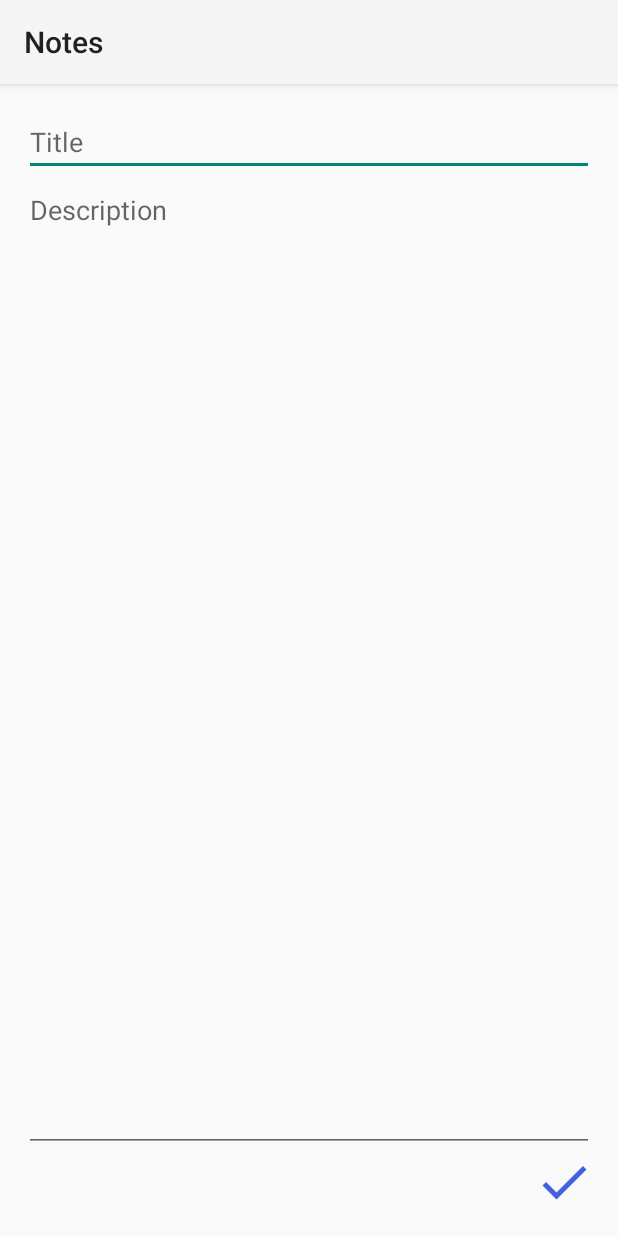
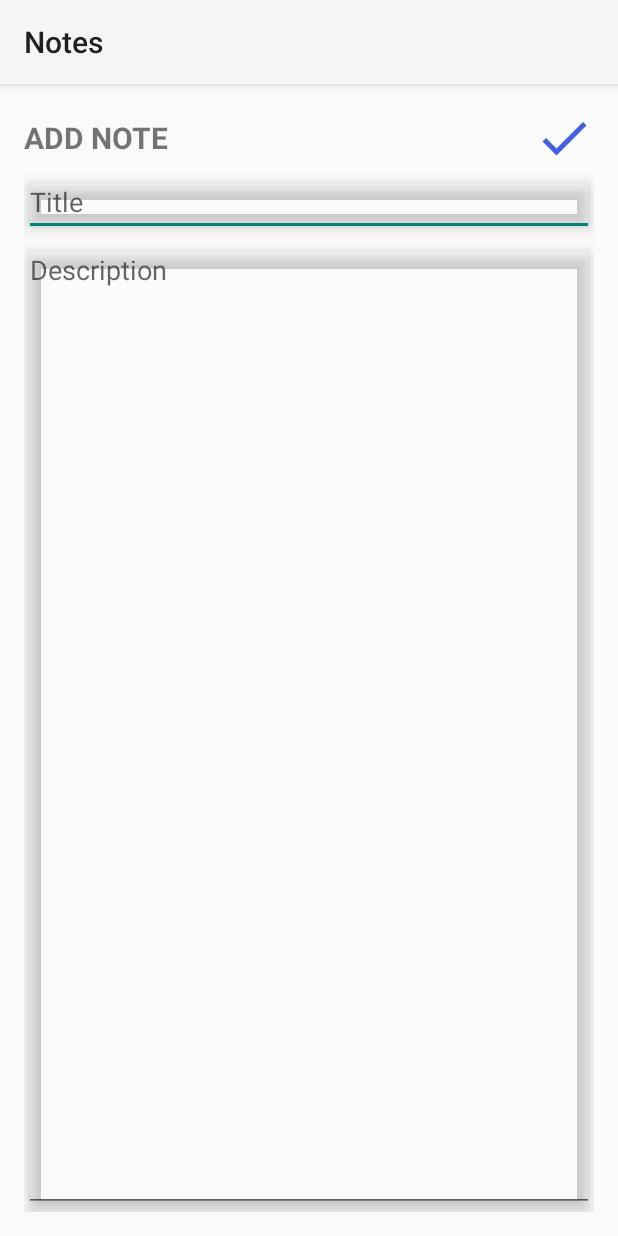
Before and after one commit to Blakkchibz/Notes, an Android app: the EditNoteActivity screen opened directly, with no data from a screen before it, on a phone screen of 412 x 824 dp. Run offline under Robolectric (Android 15) with nearby library versions, the phone set to English and light mode, and no system bars.

Commit message:
second committ

```diff
--- a/app/src/main/java/com/example/notes/NotesAdapter.kt
+++ b/app/src/main/java/com/example/notes/NotesAdapter.kt
@@ -7,7 +7,8 @@ import com.example.notes.databinding.NoteItemBinding
 
 class NotesAdapter(
     private val notesList: List<Note>,
-    private val onItemClick: (Note) -> Unit
+    private val onItemClick: (Note) -> Unit,
+    private val onDeleteClick: (Note) -> Unit
 ): RecyclerView.Adapter<NotesAdapter.NoteViewHolder>() {
     inner class NoteViewHolder(val binding: NoteItemBinding) : RecyclerView.ViewHolder(binding.root)
 
@@ -21,7 +22,8 @@ class NotesAdapter(
         holder.binding.titleTextView.text = note.title
         holder.binding.descTextView.text = note.desciption
         holder.itemView.setOnClickListener { onItemClick(note) }
-
+        holder.binding.editIcon.setOnClickListener { onItemClick(note) }
+        holder.binding.deleteIcon.setOnClickListener { onDeleteClick(note) }
     }
 
     override fun getItemCount() = notesList.size
--- /dev/null
+++ b/app/src/main/res/drawable/ic_delete.xml
@@ -0,0 +1,5 @@
+<vector xmlns:android="http://schemas.android.com/apk/res/android" android:height="24dp" android:tint="#4360E1" android:viewportHeight="24" android:viewportWidth="24" android:width="24dp">
+
+    <path android:fillColor="@android:color/white" android:pathData="M6,19c0,1.1 0.9,2 2,2h8c1.1,0 2,-0.9 2,-2V7H6v12zM19,4h-3.5l-1,-1h-5l-1,1H5v2h14V4z"/>
+
+</vector>
--- /dev/null
+++ b/app/src/main/res/drawable/ic_edit.xml
@@ -0,0 +1,5 @@
+<vector xmlns:android="http://schemas.android.com/apk/res/android" android:height="24dp" android:tint="#4360E1" android:viewportHeight="24" android:viewportWidth="24" android:width="24dp">
+
+    <path android:fillColor="@android:color/white" android:pathData="M3,17.25V21h3.75L17.81,9.94l-3.75,-3.75L3,17.25zM20.71,7.04c0.39,-0.39 0.39,-1.02 0,-1.41l-2.34,-2.34c-0.39,-0.39 -1.02,-0.39 -1.41,0l-1.83,1.83 3.75,3.75 1.83,-1.83z"/>
+
+</vector>
--- a/app/src/main/res/layout/activity_edit_note.xml
+++ b/app/src/main/res/layout/activity_edit_note.xml
@@ -5,12 +5,38 @@
     android:layout_height="match_parent"
     android:padding="16dp">
 
+    <!-- Horizontal layout for "ADD NOTE" and check button -->
+    <LinearLayout
+        android:orientation="horizontal"
+        android:layout_width="match_parent"
+        android:layout_height="wrap_content"
+        android:gravity="center_vertical">
+
+        <TextView
+            android:layout_width="0dp"
+            android:layout_height="wrap_content"
+            android:layout_weight="1"
+            android:text="ADD NOTE"
+            android:textSize="20sp"
+            android:textStyle="bold" />
+
+        <ImageView
+            android:id="@+id/saveBtn"
+            android:layout_width="wrap_content"
+            android:layout_height="wrap_content"
+            android:src="@drawable/ic_check"
+            android:contentDescription="Save Note" />
+    </LinearLayout>
+
+    <!-- Title EditText -->
     <EditText
         android:id="@+id/titleEditText"
         android:hint="Title"
         android:layout_width="match_parent"
-        android:layout_height="wrap_content" />
+        android:layout_height="wrap_content"
+        android:elevation="6dp" />
 
+    <!-- Description EditText -->
     <EditText
         android:id="@+id/descEditText"
         android:hint="Description"
@@ -18,13 +44,6 @@
         android:layout_height="0dp"
         android:layout_weight="1"
         android:gravity="top"
-        android:inputType="textMultiLine" />
-
-    <ImageView
-        android:id="@+id/saveBtn"
-        android:layout_width="wrap_content"
-        android:layout_height="wrap_content"
-        android:src="@drawable/ic_check"
-        android:layout_gravity="end"/>
-
+        android:inputType="textMultiLine"
+        android:elevation="6dp"/>
 </LinearLayout>
```
Also changed, not shown: app/src/main/java/com/example/notes/EditNoteActivity.kt (+11 -1 lines), app/src/main/java/com/example/notes/MainActivity.kt (+51 -8 lines), app/src/main/res/layout/activity_main.xml (+11 -2 lines), app/src/main/res/layout/note_item.xml (+32 -5 lines).
